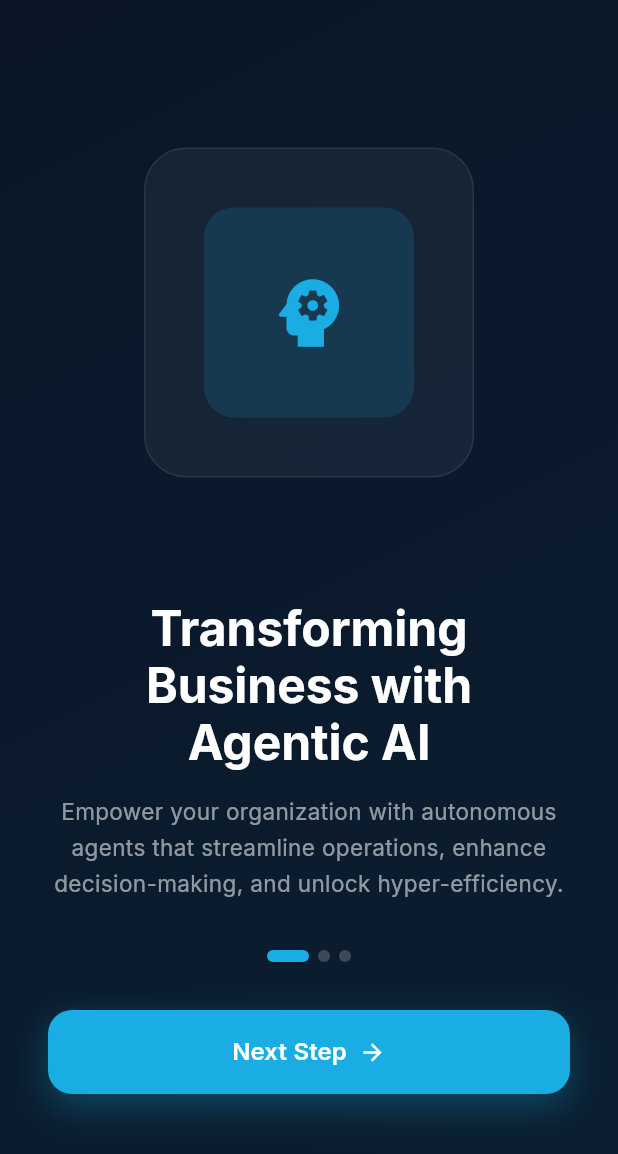
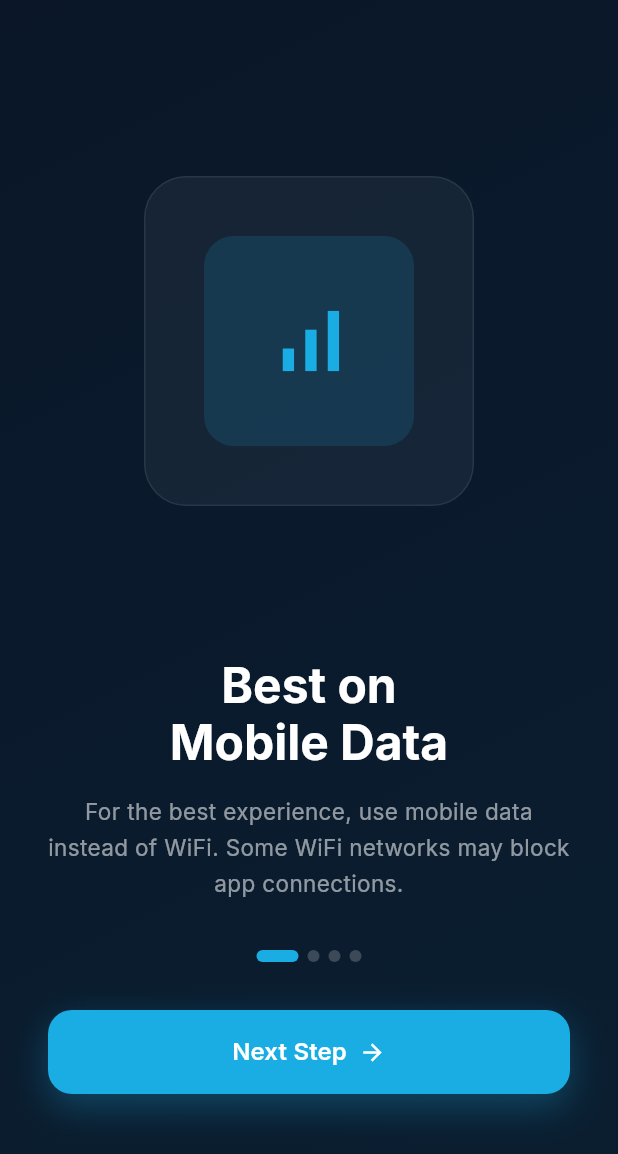
Before and after one commit to alirazashaikh-flutter/israin-solutions, a Flutter app: the screen it shows after launch, on a phone screen of 412 x 824 dp, the part 82-1236 px from its top. Run offline on Flutter 3.47's test engine with Material 3 defaults, Android fonts, the phone set to English and light mode, and no system bars; our stand-ins replace file_picker, google_fonts, shared_preferences, socket_io_client; accounts and stored records are empty.

Commit message:
Add onboarding mobile data screen + error handling in inquiry form

```diff
--- a/frontend/lib/screens/auth/onboarding_screen.dart
+++ b/frontend/lib/screens/auth/onboarding_screen.dart
@@ -14,6 +14,12 @@ class _OnboardingScreenState extends State<OnboardingScreen> {
   int _currentPage = 0;
 
   final List<_OnboardingPage> _pages = [
+    _OnboardingPage(
+      title: 'Best on\nMobile Data',
+      description:
+          'For the best experience, use mobile data instead of WiFi. Some WiFi networks may block app connections.',
+      icon: Icons.signal_cellular_alt,
+    ),
     _OnboardingPage(
       title: 'Transforming\nBusiness with\nAgentic AI',
       description:
@@ -93,10 +99,12 @@ class _OnboardingScreenState extends State<OnboardingScreen> {
                             ),
                             child: Icon(
                               _currentPage == 0
-                                  ? Icons.psychology
+                                  ? Icons.signal_cellular_alt
                                   : _currentPage == 1
-                                      ? Icons.speed
-                                      : Icons.handshake,
+                                      ? Icons.psychology
+                                      : _currentPage == 2
+                                          ? Icons.speed
+                                          : Icons.handshake,
                               size: 60,
                               color: AppColors.primaryContainer,
                             ),
@@ -219,6 +227,7 @@ class _OnboardingScreenState extends State<OnboardingScreen> {
 class _OnboardingPage {
   final String title;
   final String description;
+  final IconData? icon;
 
-  _OnboardingPage({required this.title, required this.description});
+  _OnboardingPage({required this.title, required this.description, this.icon});
 }
```
